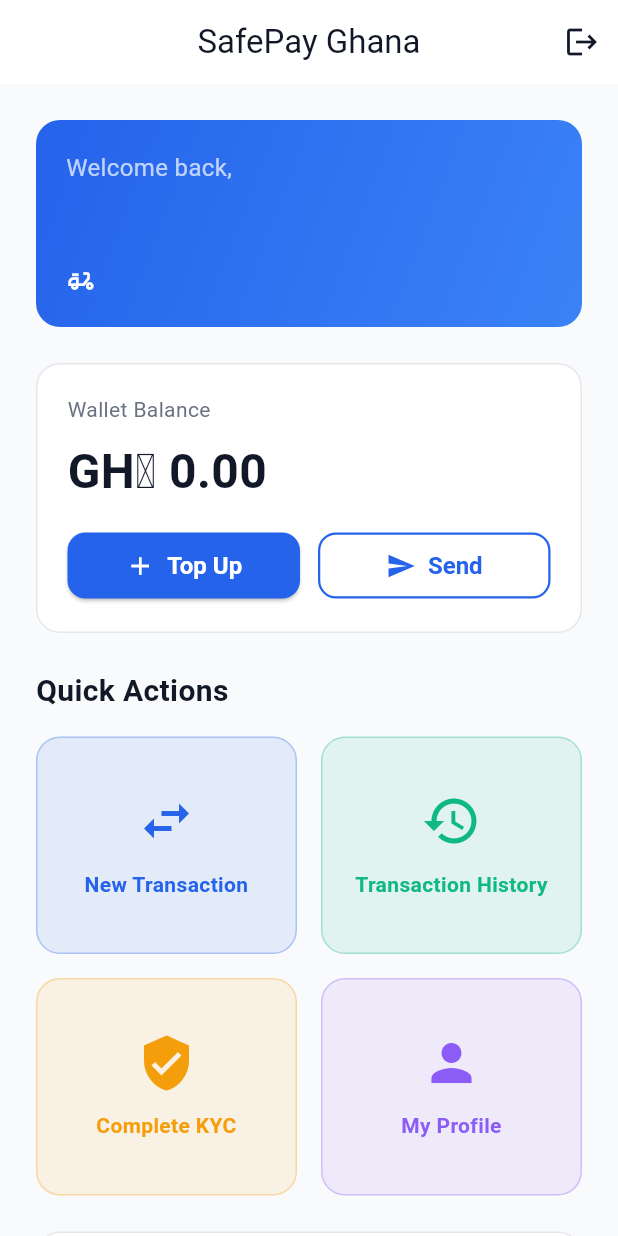
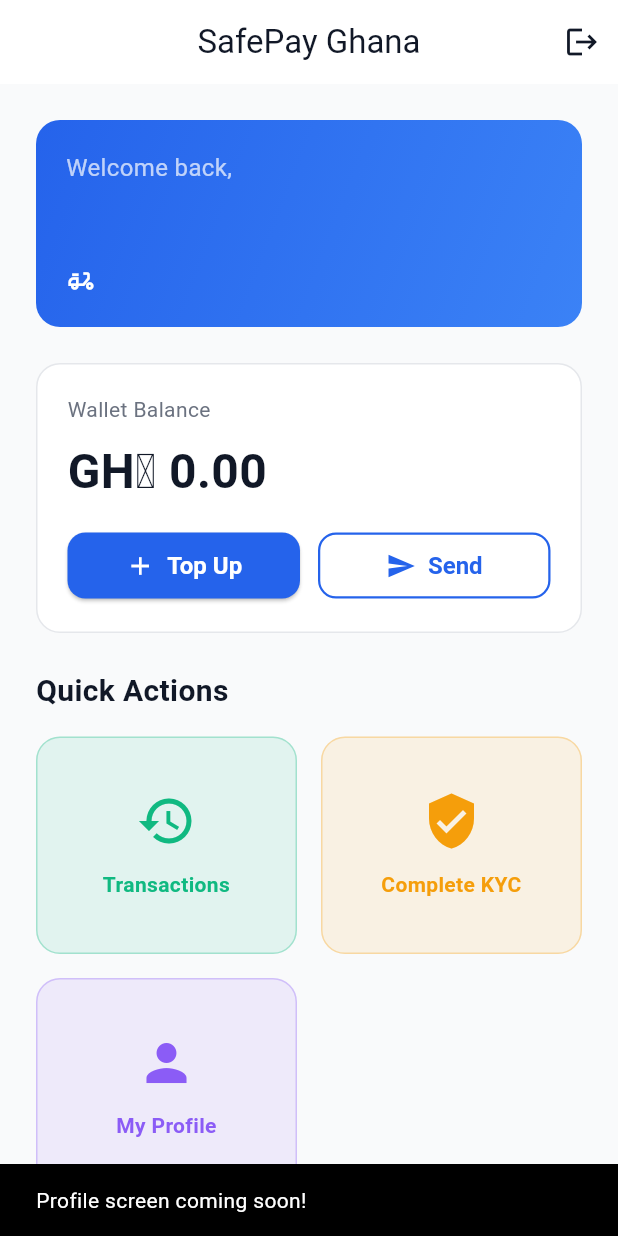
Before and after one commit to niiodartey-tt/safepay, a Flutter app: the HomeScreen screen opened directly, after a tap on "My Profile", on a phone screen of 412 x 824 dp. Run offline on Flutter 3.47's test engine with Material 3 defaults, Android fonts, the phone set to English and light mode, and no system bars; our stand-ins replace flutter_dotenv, flutter_secure_storage, pinput, shared_preferences; accounts and stored records are empty; network calls fail.

Commit message:
stage 3 but dashboard doesnt auto refresh

```diff
--- a/mobile/lib/config/api_config.dart
+++ b/mobile/lib/config/api_config.dart
@@ -10,3 +10,6 @@ class ApiConfig {
   static const String login = '/auth/login';
   static const String register = '/auth/register';
 }
+
+  // Helper to refresh auth state after transactions
+  static const String refreshProfile = '/auth/profile';
--- /dev/null
+++ b/mobile/lib/screens/escrow/transaction_detail_screen_patch.dart
@@ -0,0 +1,15 @@
+// Add this to the _confirmDelivery method after successful confirmation:
+
+if (confirmed == true) {
+  final result = await EscrowService.confirmDelivery(widget.transactionId);
+  if (result['success']) {
+    // Refresh user data to update wallet balance
+    final authProvider = Provider.of<AuthProvider>(context, listen: false);
+    await authProvider.refreshUserData();
+
+    _showSuccess('Delivery confirmed! Payment released to seller.');
+    _loadTransaction();
+  } else {
+    _showError(result['message'] ?? 'Failed to confirm delivery');
+  }
+}
--- a/mobile/lib/screens/home/home_screen.dart
+++ b/mobile/lib/screens/home/home_screen.dart
@@ -3,6 +3,9 @@ import 'package:provider/provider.dart';
 import '../../config/theme.dart';
 import '../../providers/auth_provider.dart';
 import '../auth/welcome_screen.dart';
+import '../kyc/kyc_submission_screen.dart';
+import '../escrow/create_transaction_screen.dart';
+import '../escrow/transaction_list_screen.dart';
 
 class HomeScreen extends StatelessWidget {
   const HomeScreen({Key? key}) : super(key: key);
@@ -31,7 +34,12 @@ class HomeScreen extends StatelessWidget {
       ),
       body: user == null
           ? const Center(child: CircularProgressIndicator())
-          : SingleChildScrollView(
+          : RefreshIndicator(
+              onRefresh: () async {
+                await authProvider.checkAuthStatus();
+              },
+              child: SingleChildScrollView(
+                physics: const AlwaysScrollableScrollPhysics(),
                 padding: const EdgeInsets.all(24.0),
                 child: Column(
                   crossAxisAlignment: CrossAxisAlignment.start,
@@ -94,6 +102,7 @@ class HomeScreen extends StatelessWidget {
                       ),
                     ),
                     const SizedBox(height: 24),
+
                     // Wallet Balance
                     Container(
                       width: double.infinity,
@@ -127,7 +136,13 @@ class HomeScreen extends StatelessWidget {
                             children: [
                               Expanded(
                                 child: ElevatedButton.icon(
-                                onPressed: () {},
+                                  onPressed: () {
+                                    ScaffoldMessenger.of(context).showSnackBar(
+                                      const SnackBar(
+                                        content: Text('Top up feature coming soon!'),
+                                      ),
+                                    );
+                                  },
                                   icon: const Icon(Icons.add, size: 20),
                                   label: const Text('Top Up'),
                                   style: ElevatedButton.styleFrom(
@@ -138,7 +153,13 @@ class HomeScreen extends StatelessWidget {
                               const SizedBox(width: 12),
                               Expanded(
                                 child: OutlinedButton.icon(
-                                onPressed: () {},
+                                  onPressed: () {
+                                    ScaffoldMessenger.of(context).showSnackBar(
+                                      const SnackBar(
+                                        content: Text('Send feature coming soon!'),
+                                      ),
+                                    );
+                                  },
                                   icon: const Icon(Icons.send, size: 20),
                                   label: const Text('Send'),
                                   style: OutlinedButton.styleFrom(
@@ -152,6 +173,7 @@ class HomeScreen extends StatelessWidget {
                       ),
                     ),
                     const SizedBox(height: 24),
+
                     // Quick Actions
                     const Text(
                       'Quick Actions',
@@ -162,6 +184,8 @@ class HomeScreen extends StatelessWidget {
                       ),
                     ),
                     const SizedBox(height: 16),
+
+                    // Action Cards Grid
                     GridView.count(
                       shrinkWrap: true,
                       physics: const NeverScrollableScrollPhysics(),
@@ -169,34 +193,10 @@ class HomeScreen extends StatelessWidget {
                       crossAxisSpacing: 16,
                       mainAxisSpacing: 16,
                       childAspectRatio: 1.2,
-                    children: [
-                      _buildActionCard(
-                        icon: Icons.swap_horiz,
-                        title: 'New Transaction',
-                        color: AppTheme.primaryColor,
-                        onTap: () {},
-                      ),
-                      _buildActionCard(
-                        icon: Icons.history,
-                        title: 'Transaction History',
-                        color: AppTheme.secondaryColor,
-                        onTap: () {},
-                      ),
-                      _buildActionCard(
-                        icon: Icons.verified_user,
-                        title: 'Complete KYC',
-                        color: AppTheme.warningColor,
-                        onTap: () {},
-                      ),
-                      _buildActionCard(
-                        icon: Icons.person,
-                        title: 'My Profile',
-                        color: Color(0xFF8B5CF6),
-                        onTap: () {},
-                      ),
-                    ],
+                      children: _buildActionCards(context, user.userType, user.kycStatus),
                     ),
                     const SizedBox(height: 24),
+
                     // Account Info
                     _buildInfoCard(
                       title: 'Account Information',
@@ -226,7 +226,124 @@ class HomeScreen extends StatelessWidget {
                   ],
                 ),
               ),
+            ),
     );
+  }
+
+  List<Widget> _buildActionCards(BuildContext context, String userType, String kycStatus) {
+    List<Widget> cards = [];
+
+    // New Purchase/Sale - Only for buyers and sellers
+    if (userType == 'buyer') {
+      cards.add(
+        _buildActionCard(
+          icon: Icons.add_shopping_cart,
+          title: 'New Purchase',
+          color: AppTheme.primaryColor,
+          onTap: () {
+            Navigator.push(
+              context,
+              MaterialPageRoute(
+                builder: (context) => const CreateTransactionScreen(),
+              ),
+            );
+          },
+        ),
+      );
+    } else if (userType == 'seller') {
+      cards.add(
+        _buildActionCard(
+          icon: Icons.point_of_sale,
+          title: 'New Sale',
+          color: AppTheme.primaryColor,
+          onTap: () {
+            ScaffoldMessenger.of(context).showSnackBar(
+              const SnackBar(
+                content: Text('Seller interface coming soon!'),
+              ),
+            );
+          },
+        ),
+      );
+    } else if (userType == 'rider') {
+      cards.add(
+        _buildActionCard(
+          icon: Icons.local_shipping,
+          title: 'Available Orders',
+          color: AppTheme.primaryColor,
+          onTap: () {
+            ScaffoldMessenger.of(context).showSnackBar(
+              const SnackBar(
+                content: Text('Rider interface coming soon!'),
+              ),
+            );
+          },
+        ),
+      );
+    }
+
+    // Transactions - For all users
+    cards.add(
+      _buildActionCard(
+        icon: Icons.history,
+        title: 'Transactions',
+        color: AppTheme.secondaryColor,
+        onTap: () {
+          Navigator.push(
+            context,
+            MaterialPageRoute(
+              builder: (context) => const TransactionListScreen(),
+            ),
+          );
+        },
+      ),
+    );
+
+    // KYC - For all users
+    cards.add(
+      _buildActionCard(
+        icon: Icons.verified_user,
+        title: kycStatus == 'approved' ? 'KYC Verified' : 'Complete KYC',
+        color: kycStatus == 'approved'
+            ? AppTheme.secondaryColor
+            : AppTheme.warningColor,
+        onTap: () {
+          if (kycStatus != 'approved') {
+            Navigator.push(
+              context,
+              MaterialPageRoute(
+                builder: (context) => const KYCSubmissionScreen(),
+              ),
+            );
+          } else {
+            ScaffoldMessenger.of(context).showSnackBar(
+              const SnackBar(
+                content: Text('Your KYC is already verified!'),
+                backgroundColor: AppTheme.secondaryColor,
+              ),
+            );
+          }
+        },
+      ),
+    );
+
+    // My Profile - For all users
+    cards.add(
+      _buildActionCard(
+        icon: Icons.person,
+        title: 'My Profile',
+        color: const Color(0xFF8B5CF6),
+        onTap: () {
+          ScaffoldMessenger.of(context).showSnackBar(
+            const SnackBar(
+              content: Text('Profile screen coming soon!'),
+            ),
+          );
+        },
+      ),
+    );
+
+    return cards;
   }
 
   Widget _buildActionCard({
```
Also changed, not shown: mobile/lib/providers/auth_provider.dart (+54 -2 lines), mobile/lib/screens/escrow/create_transaction_screen.dart (+7 -0 lines). Lines whose indentation alone changed are shown as unchanged.
